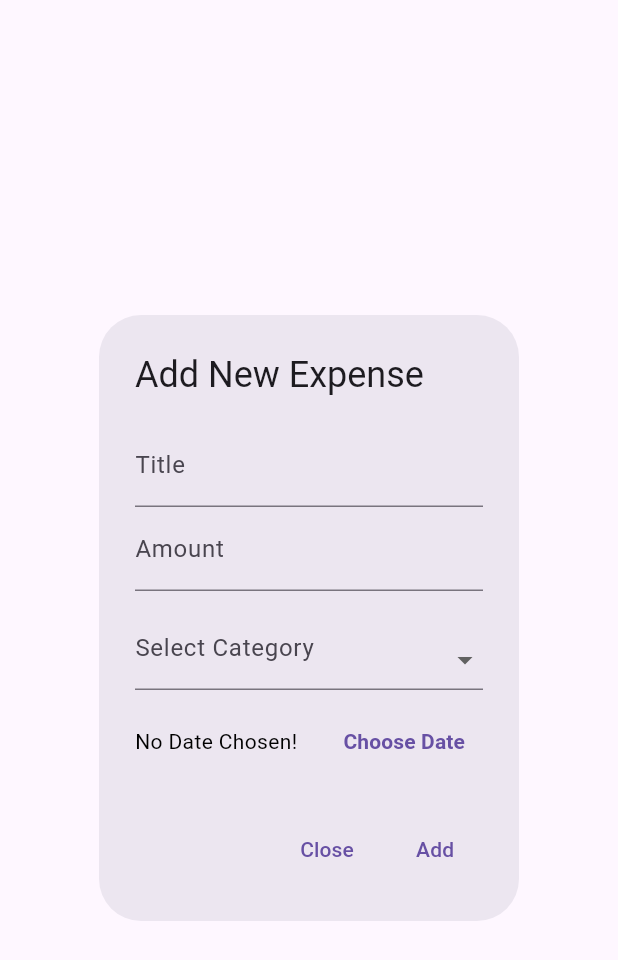
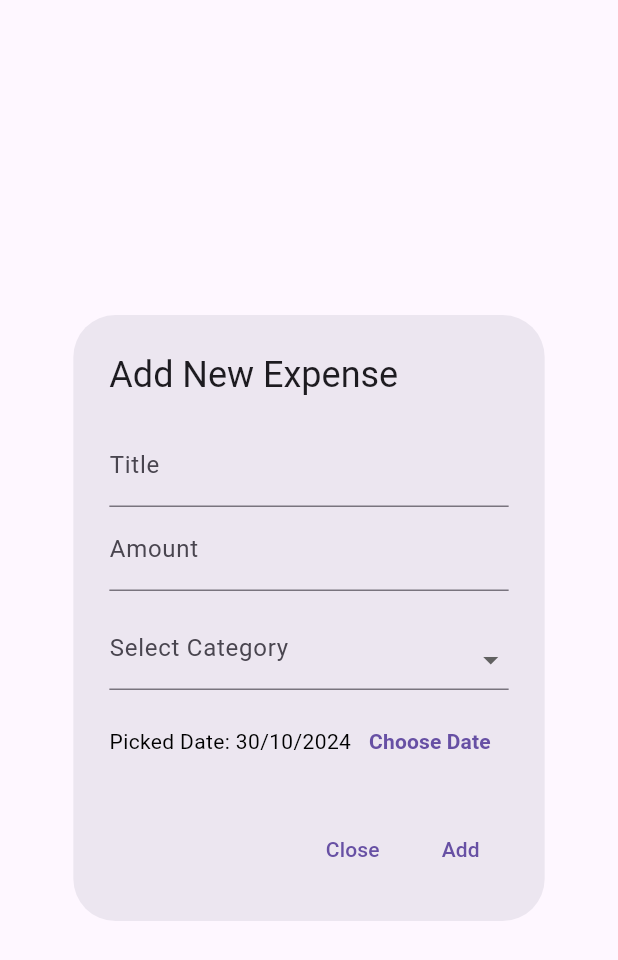
Before and after one commit to MartinChungCy/altech_flutter_coding_assessment, a Flutter app: the AddExpenseDialog widget shown alone on an empty page, opened directly, on a phone screen of 412 x 824 dp. Shown: the top 960 px of the screen. Run offline on Flutter 3.47's test engine with Material 3 defaults, Android fonts, the light colour scheme and no system bars; our stand-ins replace dropdown_button2, equatable, flutter_bloc, shared_preferences; accounts and stored records are empty.

Commit message:
- change date format

```diff
--- a/lib/add_expense_dialog.dart
+++ b/lib/add_expense_dialog.dart
@@ -17,7 +17,7 @@ class AddExpenseDialogState extends State<AddExpenseDialog> {
   final _formKey = GlobalKey<FormState>();
   final _titleController = TextEditingController();
   final _amountController = TextEditingController();
-  DateTime? _selectedDate;
+  DateTime? _selectedDate = DateTime.now();
   String? _selectedCategory;
   bool _noDateChosen = false;
 
@@ -105,7 +105,7 @@ class AddExpenseDialogState extends State<AddExpenseDialog> {
           child: Text(
             _selectedDate == null
                 ? 'No Date Chosen!'
-                : 'Picked Date: ${DateFormat.yMd().format(_selectedDate!)}',
+                : 'Picked Date: ${DateFormat("dd/MM/yyyy").format(_selectedDate!)}',
             style: TextStyle(
               color: _selectedDate == null && _noDateChosen
                   ? Colors.red
@@ -128,6 +128,7 @@ class AddExpenseDialogState extends State<AddExpenseDialog> {
   Widget build(BuildContext context) {
     return AlertDialog(
       title: const Text('Add New Expense'),
+      scrollable: true,
       content: Form(
         key: _formKey,
         child: Column(
```
